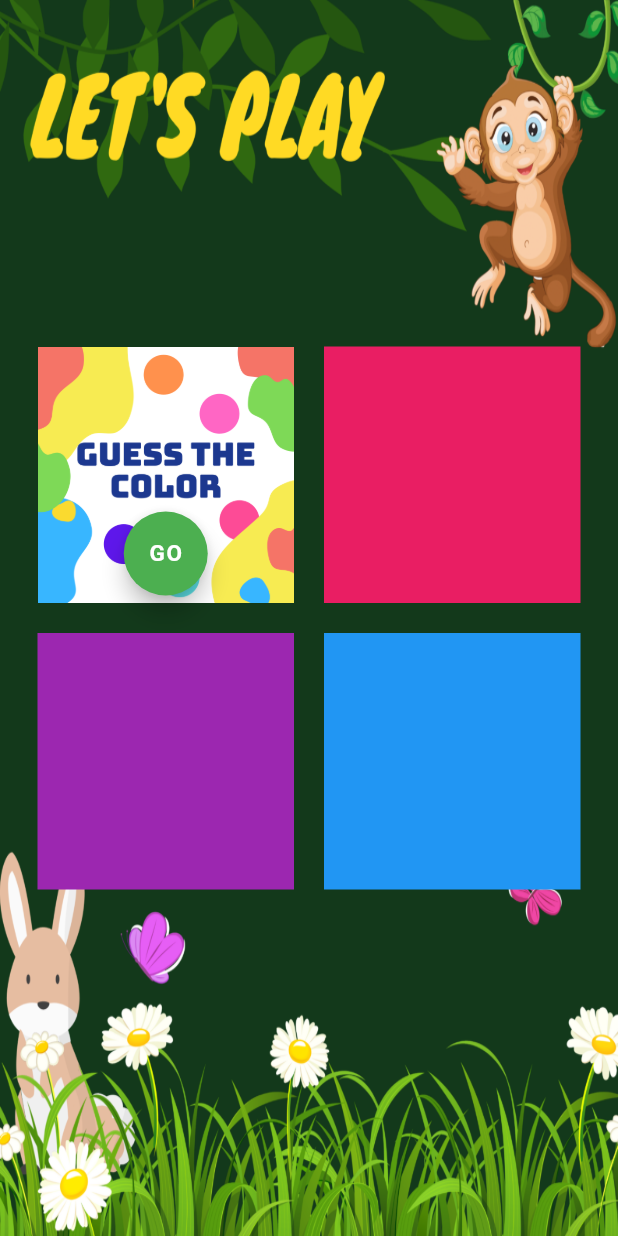
After one commit to Rishika-7/the-infanzia-series, a Flutter app: the Game screen opened directly, on a phone screen of 412 x 824 dp. The commit adds this screen. Run offline on Flutter 3.47's test engine with Material 2 defaults, Android fonts, the phone set to English and light mode, and no system bars; our stand-ins replace audioplayers.

Commit message:
added game page

```diff
--- a/word_it_kid/lib/ColorMatchGame.dart
+++ b/word_it_kid/lib/ColorMatchGame.dart
@@ -1,21 +1,6 @@
 import 'package:flutter/material.dart';
 import 'dart:math';
 import 'package:audioplayers/audio_cache.dart';
-
-void main() => runApp(MyApp());
-
-class MyApp extends StatelessWidget {
-  // This widget is the root of your application.
-  @override
-  Widget build(BuildContext context) {
-    return MaterialApp(
-      theme: ThemeData(
-        fontFamily: 'PressStart',
-      ),
-      home: ColorGame(),
-    );
-  }
-}
 
 class ColorGame extends StatefulWidget {
   ColorGame({Key key}) : super(key: key);
--- a/word_it_kid/lib/RedirectionPage.dart
+++ b/word_it_kid/lib/RedirectionPage.dart
@@ -1,5 +1,7 @@
 import 'package:flutter/cupertino.dart';
 import 'package:flutter/material.dart';
+
+import 'game.dart';
 
 
 class RedirectionPage extends StatelessWidget {
@@ -108,7 +110,13 @@ class RedirectionPage extends StatelessWidget {
                       Container(
                           alignment: Alignment.topRight,
                           child :RaisedButton(
-                              onPressed: (){},
+                              onPressed: () {
+                                debugPrint('Clicked');
+                                Navigator.push(context, MaterialPageRoute(builder: (context){
+                                  return Game();
+                                })
+                                );
+                              },
                               color: Colors.amber,
                               shape: RoundedRectangleBorder(
                                   borderRadius: BorderRadius.circular(20)
--- /dev/null
+++ b/word_it_kid/lib/game.dart
@@ -0,0 +1,116 @@
+
+import 'package:flutter/cupertino.dart';
+import 'package:flutter/material.dart';
+import 'package:flutter/rendering.dart';
+import 'package:worditkid/ColorMatchGame.dart';
+
+class Game extends StatefulWidget {
+  @override
+  GameState createState() => new GameState();
+}
+
+class GameState extends State<Game> {
+  String name = "";
+  String radioValue;
+
+  @override
+  Widget build(BuildContext context) {
+    return Scaffold(
+      resizeToAvoidBottomPadding: false,
+
+      body: Container(
+        alignment: Alignment.center,
+        height: MediaQuery.of(context).size.height,
+
+        decoration: BoxDecoration(
+          image: DecorationImage(
+            image: AssetImage("Images/GameBG.png"),
+            fit: BoxFit.fill,
+          ),
+        ),
+        child: Grid(),
+      ),
+    );
+  }
+}
+
+class Grid extends StatefulWidget {
+  @override
+  GridApp createState() => new GridApp();
+}
+
+class GridApp extends State<Grid> {
+  String name = "";
+  String radioValue;
+
+  build(context) {
+    return Container(
+      width: MediaQuery.of(context).size.width,
+      alignment: Alignment.center,
+      margin: EdgeInsets.all(15),
+
+      child: GridView.count(
+        shrinkWrap: true,
+        crossAxisCount: 2,
+        scrollDirection: Axis.vertical,
+        children: <Widget>[
+
+          Container(
+            margin: EdgeInsets.all(10),
+            padding: EdgeInsets.only(bottom: 5),
+            alignment: Alignment.bottomCenter,
+
+            decoration: BoxDecoration(
+              image: DecorationImage(
+                image: AssetImage("Images/gtc.png"),
+                fit: BoxFit.fill,
+              ),
+            ),
+
+            child: Row(
+              mainAxisAlignment: MainAxisAlignment.center,
+
+              children: <Widget>[
+                FloatingActionButton(
+                  onPressed: () {
+                    debugPrint('Clicked');
+                    Navigator.push(context, MaterialPageRoute(builder: (context){
+                      return ColorGame();
+                    })
+                    );
+                  },
+                  backgroundColor: Colors.green,
+                  child: Center(
+                    child: Text(
+                      'GO',
+                      style: TextStyle(
+                        color: Colors.white,
+                        fontWeight: FontWeight.bold,
+                        fontSize: 15,
+                      ),
+                    ),
+                  ),
+                ),
+              ],
+            ),
+          ),
+
+          Container(
+            margin: EdgeInsets.all(10),
+            color: Colors.pink,
+          ),
+
+          Container(
+            margin: EdgeInsets.all(10),
+            color: Colors.purple,
+          ),
+
+          Container(
+            margin: EdgeInsets.all(10),
+            color: Colors.blue,
+          ),
+        ],
+      ),
+    );
+  }
+}
--- a/word_it_kid/pubspec.yaml
+++ b/word_it_kid/pubspec.yaml
@@ -55,6 +55,8 @@ flutter:
     - Images/LearnSymbol.png
     - Images/HomeBG.png
     - Images/Heading.png
+    - Images/gtc.png
+    - Images/GameBG.png
     - 'success.mp3'
 
 
```
Also changed, not shown: word_it_kid/Images/GameBG.png (added), word_it_kid/Images/gtc.png (added).
